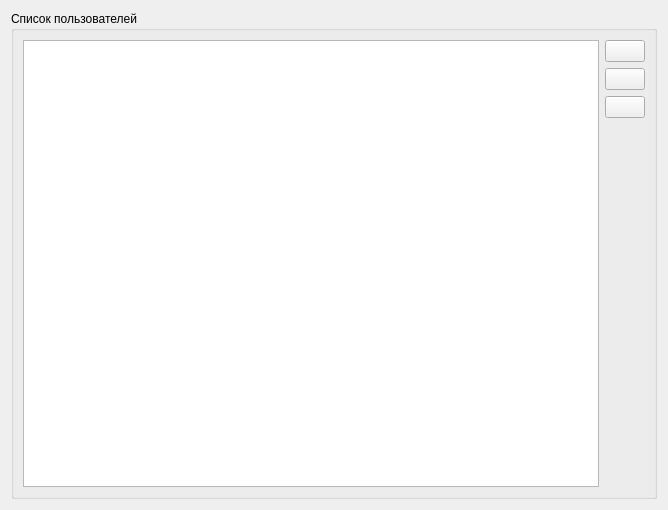
First picture: the form in src/users/mainuserswidget.ui, repository megakoko/m-system, before the edit.
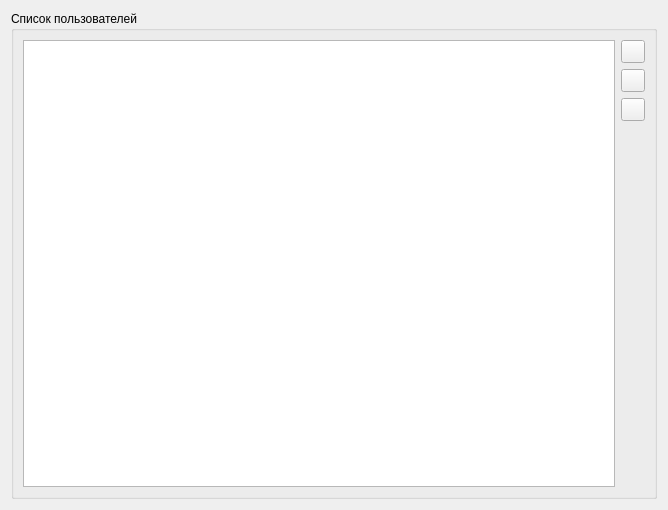
Second picture: the form after the edit.

Commit message: Забыл заменить QPushButton на QToolButton в модуле учетных записей. Исправил.

The edit to the form file:
```diff
--- a/src/users/mainuserswidget.ui
+++ b/src/users/mainuserswidget.ui
@@ -48,7 +48,7 @@
       <item>
        <layout class="QVBoxLayout" name="verticalLayout">
         <item>
-         <widget class="QPushButton" name="m_createUser">
+		 <widget class="QToolButton" name="m_createUser">
           <property name="toolTip">
            <string>Добавить пользователя</string>
           </property>
@@ -58,7 +58,7 @@
          </widget>
         </item>
         <item>
-         <widget class="QPushButton" name="m_editUser">
+		 <widget class="QToolButton" name="m_editUser">
           <property name="toolTip">
            <string>Редактировать пользователя</string>
           </property>
@@ -68,7 +68,7 @@
          </widget>
         </item>
         <item>
-         <widget class="QPushButton" name="m_deleteUser">
+		 <widget class="QToolButton" name="m_deleteUser">
           <property name="toolTip">
            <string>Удалить пациента</string>
           </property>
```
